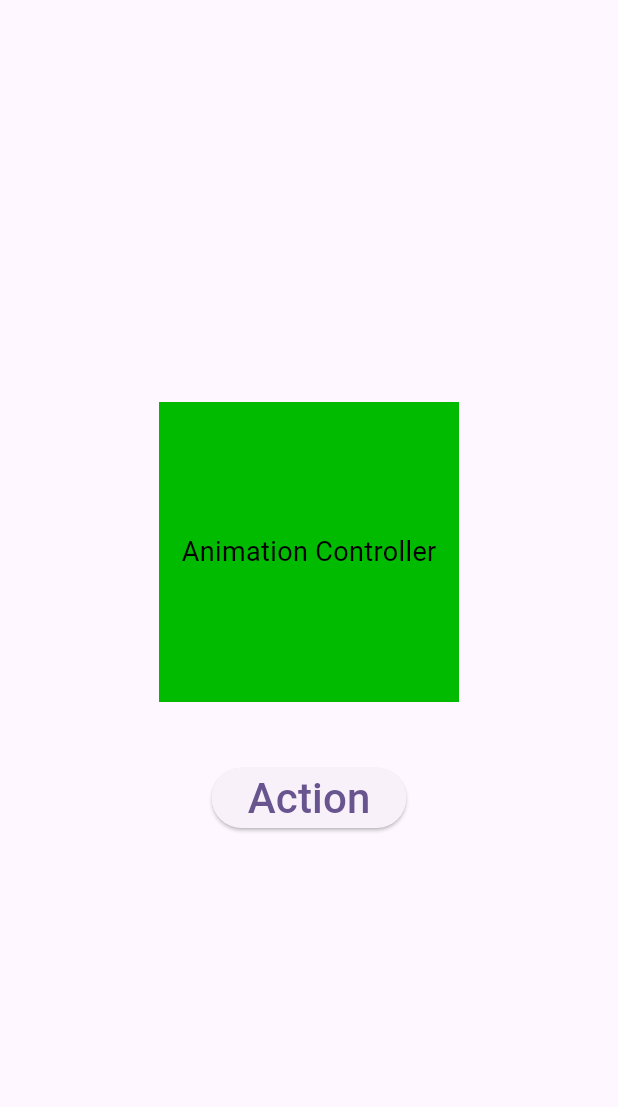
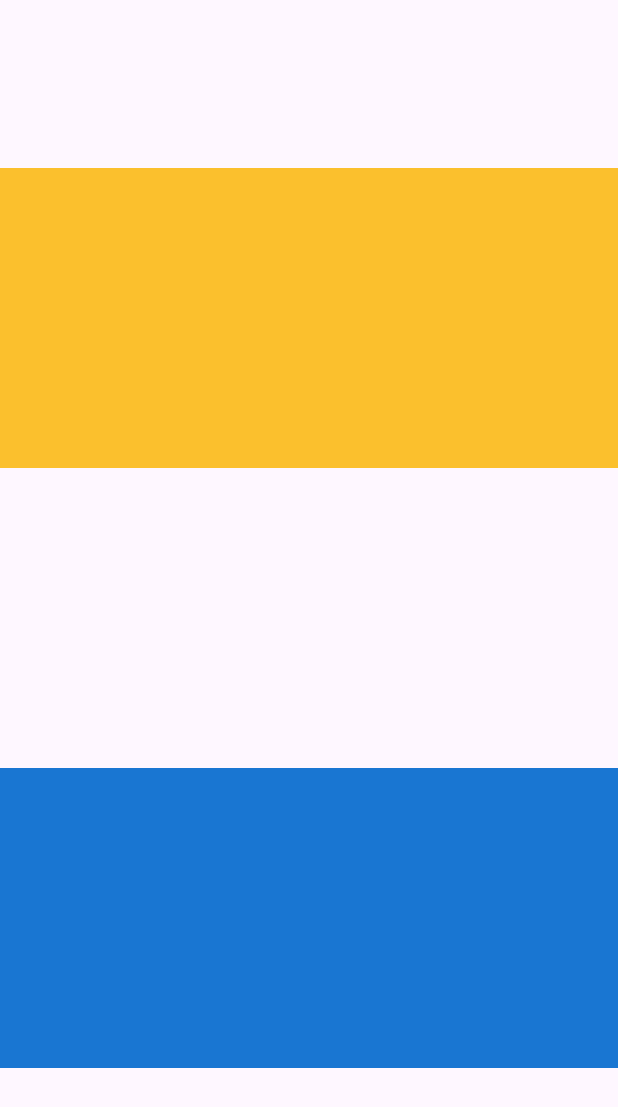
Before and after one commit to Roshan-Barkane/flutter_widgets_of_the_day, a Flutter app: the screen it shows after launch, on a phone screen of 412 x 824 dp. Shown: the top 1107 px of the screen. Run offline on Flutter 3.47's test engine with Material 3 defaults, Android fonts, the light colour scheme and no system bars.

Commit message:
used opacity widget

```diff
--- a/lib/main.dart
+++ b/lib/main.dart
@@ -1,6 +1,7 @@
 import 'package:flutter/material.dart';
 import 'package:flutter_widgets_of_the_day/pages/animationcontainer.dart';
 import 'package:flutter_widgets_of_the_day/pages/expanded.dart';
+import 'package:flutter_widgets_of_the_day/pages/opacity.dart';
 import 'package:flutter_widgets_of_the_day/pages/safearea.dart';
 import 'package:flutter_widgets_of_the_day/pages/wrap.dart';
 
@@ -21,7 +22,7 @@ class MyApp extends StatelessWidget {
         colorScheme: ColorScheme.fromSeed(seedColor: Colors.deepPurple),
         useMaterial3: true,
       ),
-      home: const Animation_Container(),
+      home: const OpacityWidget(),
     );
   }
 }
--- /dev/null
+++ b/lib/pages/opacity.dart
@@ -0,0 +1,47 @@
+import 'package:flutter/material.dart';
+
+class OpacityWidget extends StatefulWidget {
+  const OpacityWidget({super.key});
+
+  @override
+  State<OpacityWidget> createState() => _OpacityWidgetState();
+}
+
+class _OpacityWidgetState extends State<OpacityWidget> {
+  var _opacity_var = 0.0;
+  @override
+  Widget build(BuildContext context) {
+    return Scaffold(
+      body: Column(
+        mainAxisAlignment: MainAxisAlignment.center,
+        children: [
+          Container(
+            height: 200,
+            color: Colors.yellow.shade700,
+          ),
+          AnimatedContainer(
+            duration: Duration(seconds: 7),
+            child: Opacity(
+              opacity: _opacity_var,
+              child: Container(
+                height: 200,
+                color: Colors.red.shade700,
+              ),
+            ),
+          ),
+          InkWell(
+            onTap: () {
+              setState(() {
+                _opacity_var = 1.0;
+              });
+            },
+            child: Container(
+              height: 200,
+              color: Colors.blue.shade700,
+            ),
+          ),
+        ],
+      ),
+    );
+  }
+}
```
